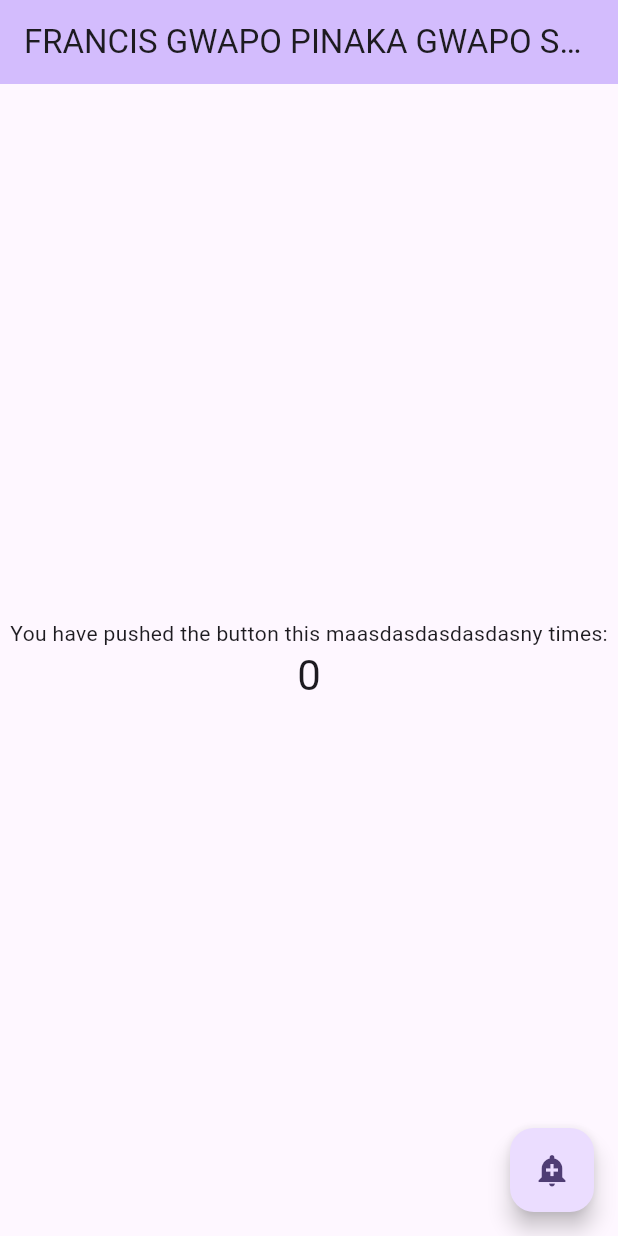
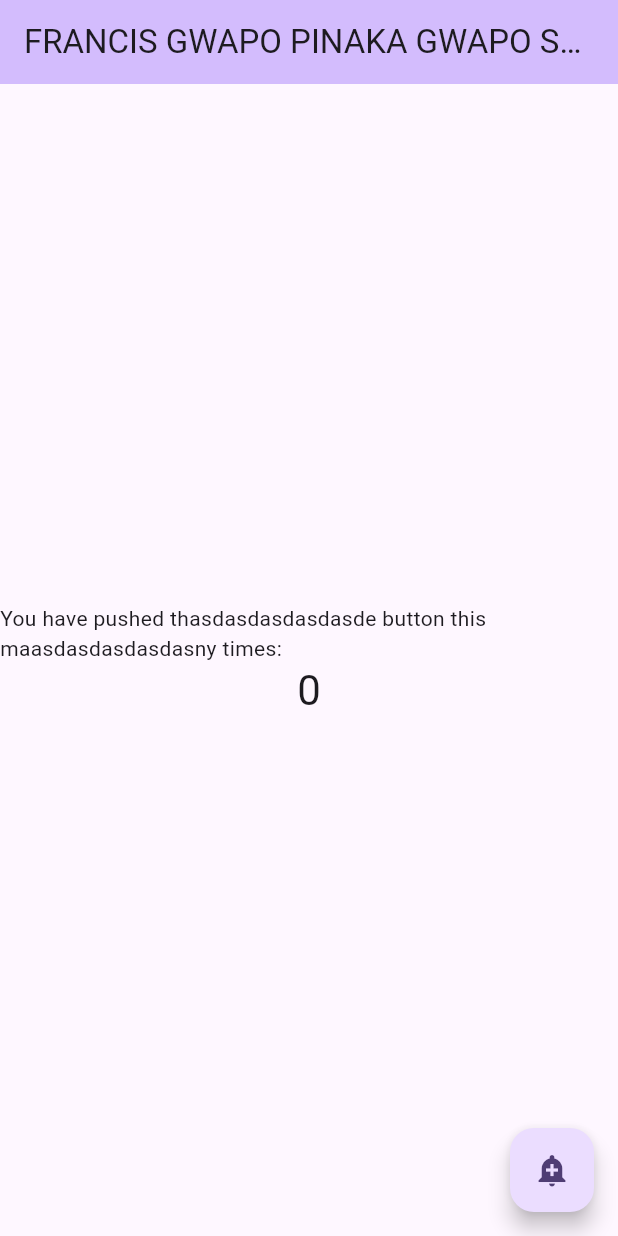
Before and after one commit to FrancisLydz1321/2ndsem-finals-mobile, a Flutter app: the screen it shows after launch, on a phone screen of 412 x 824 dp. Run offline on Flutter 3.47's test engine with Material 3 defaults, Android fonts, the phone set to English and light mode, and no system bars.

Commit message:
second attempt

```diff
--- a/lib/main.dart
+++ b/lib/main.dart
@@ -107,7 +107,7 @@ class _MyHomePageState extends State<MyHomePage> {
           mainAxisAlignment: MainAxisAlignment.center,
           children: <Widget>[
             const Text(
-              'You have pushed the button this maasdasdasdasdasny times:',
+              'You have pushed thasdasdasdasdasde button this maasdasdasdasdasny times:',
             ),
             Text(
               '$_counter',
```
